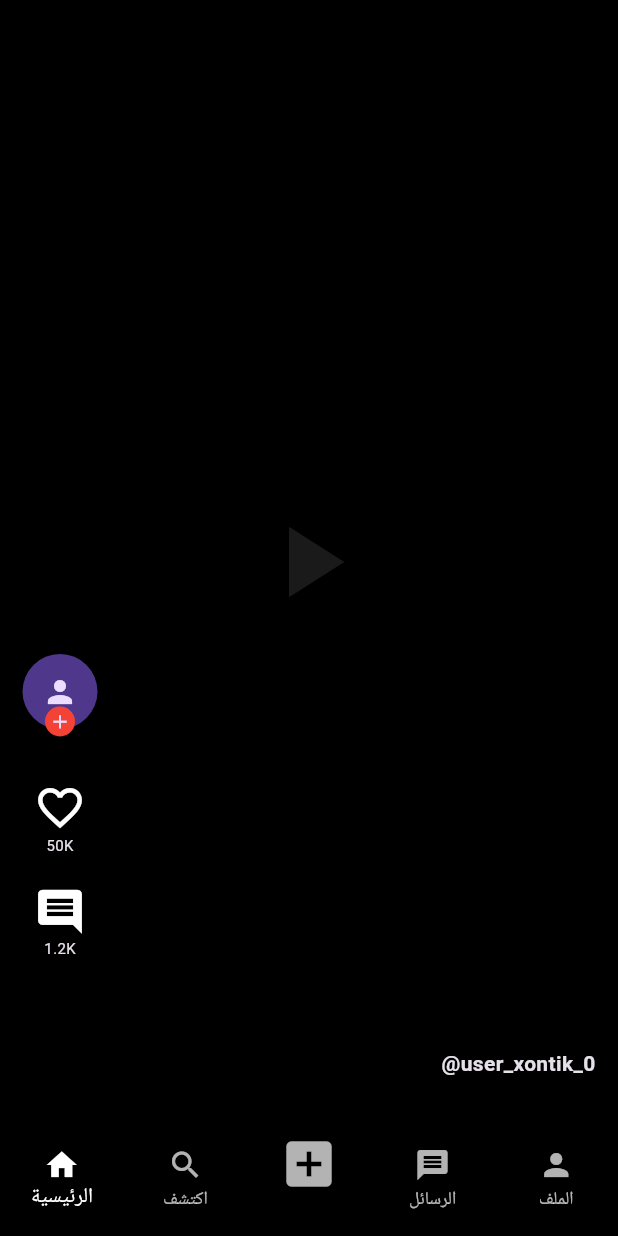
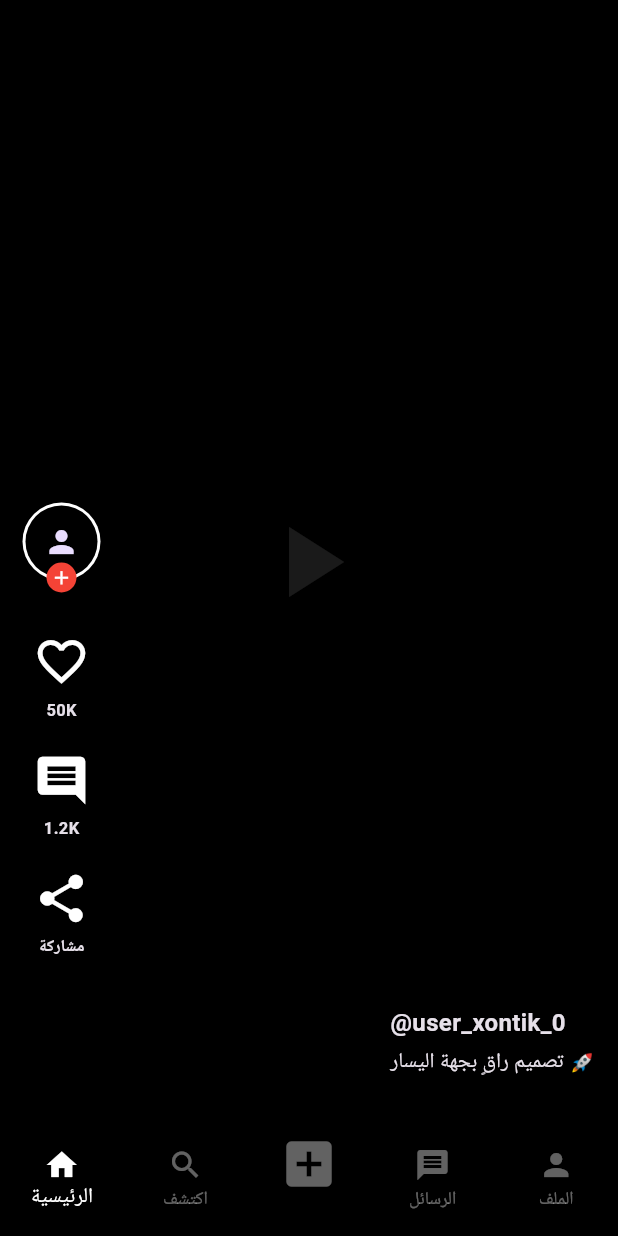
Before and after one commit to express-shopping/Xontik_V2, a Flutter app: the FeedView screen opened directly, on a phone screen of 412 x 824 dp. Run offline on Flutter 3.47's test engine with Material 3 defaults, Android fonts, the phone set to English and light mode, and no system bars.

Commit message:
Fix syntax: Final Left-side UI

```diff
--- a/lib/main.dart
+++ b/lib/main.dart
@@ -23,7 +23,7 @@ class LoginView extends StatelessWidget {
       body: Column(
         children: [
           const Spacer(),
-          const Text("XONTIK", style: TextStyle(fontSize: 45, fontWeight: FontWeight.bold)),
+          const Text("XONTIK", style: TextStyle(fontSize: 45, fontWeight: FontWeight.bold, letterSpacing: 3)),
           const SizedBox(height: 50),
           _authBtn("الهاتف / البريد الإلكتروني"),
           _authBtn("المتابعة باستخدام Google"),
@@ -32,7 +32,7 @@ class LoginView extends StatelessWidget {
             padding: const EdgeInsets.all(20),
             child: TextButton(
               onPressed: () => Navigator.push(context, MaterialPageRoute(builder: (context) => const FeedView())),
-              child: const Text("أنشئ حساباً", style: TextStyle(color: Colors.redAccent, fontWeight: FontWeight.bold)),
+              child: const Text("أنشئ حساباً (اضغط هنا للدخول)", style: TextStyle(color: Colors.redAccent, fontWeight: FontWeight.bold)),
             ),
           ),
         ],
@@ -42,8 +42,8 @@ class LoginView extends StatelessWidget {
   Widget _authBtn(String t) => Container(
     margin: const EdgeInsets.symmetric(horizontal: 40, vertical: 8),
     padding: const EdgeInsets.all(15),
-    decoration: BoxDecoration(border: Border.all(color: Colors.white24), borderRadius: BorderRadius.circular(5)),
-    child: Center(child: Text(t)),
+    decoration: BoxDecoration(border: Border.all(color: Colors.white24), borderRadius: BorderRadius.circular(8)),
+    child: Center(child: Text(t, style: const TextStyle(fontSize: 14))),
   );
 }
 
@@ -54,11 +54,13 @@ class FeedView extends StatelessWidget {
     return Scaffold(
       body: PageView.builder(
         scrollDirection: Axis.vertical,
+        itemCount: 20,
         itemBuilder: (context, index) => VideoStack(i: index),
       ),
       bottomNavigationBar: BottomNavigationBar(
         backgroundColor: Colors.black,
         selectedItemColor: Colors.white,
+        unselectedItemColor: Colors.white38,
         type: BottomNavigationBarType.fixed,
         items: const [
           BottomNavigationBarItem(icon: Icon(Icons.home), label: 'الرئيسية'),
@@ -87,7 +89,7 @@ class _VideoStackState extends State<VideoStack> {
     return Stack(
       children: [
         Container(color: Colors.black, child: const Center(child: Icon(Icons.play_arrow, size: 80, color: Colors.white10))),
-        // الأزرار الجانبية بجهة اليسار
+        // الأزرار الجانبية بجهة اليسار (تتحرك مع كل فيديو)
         Positioned(
           left: 15,
           bottom: 100,
@@ -97,19 +99,32 @@ class _VideoStackState extends State<VideoStack> {
               const SizedBox(height: 25),
               _action(liked ? Icons.favorite : Icons.favorite_border, "50K", liked ? Colors.red : Colors.white, () => setState(() => liked = !liked)),
               _action(Icons.comment, "1.2K", Colors.white, () {}),
+              _action(Icons.share, "مشاركة", Colors.white, () {}),
             ],
           ),
         ),
-        Positioned(right: 15, bottom: 30, child: Text("@user_xontik_${widget.i}", style: const TextStyle(fontWeight: FontWeight.bold))),
+        // الوصف بجهة اليمين
+        Positioned(
+          right: 15,
+          bottom: 30,
+          child: Column(
+            crossAxisAlignment: CrossAxisAlignment.start,
+            children: [
+              Text("@user_xontik_${widget.i}", style: const TextStyle(fontWeight: FontWeight.bold, fontSize: 16)),
+              const SizedBox(height: 5),
+              const Text("تصميم راقٍ بجهة اليسار 🚀", style: TextStyle(fontSize: 14)),
+            ],
+          ),
+        ),
       ],
     );
   }
   Widget _avatar() => Stack(
     clipBehavior: Clip.none,
     children: [
-      const CircleAvatar(radius: 25, child: Icon(Icons.person)),
-      if (!follow) Positioned(bottom: -5, left: 15, child: GestureDetector(onTap: () => setState(() => follow = true), child: const CircleAvatar(radius: 10, backgroundColor: Colors.red, child: Icon(Icons.add, size: 15)))),
+      const CircleAvatar(radius: 26, backgroundColor: Colors.white, child: CircleAvatar(radius: 24, backgroundColor: Colors.black, child: Icon(Icons.person))),
+      if (!follow) Positioned(bottom: -8, left: 16, child: GestureDetector(onTap: () => setState(() => follow = true), child: const CircleAvatar(radius: 10, backgroundColor: Colors.red, child: Icon(Icons.add, size: 15, color: Colors.white)))),
     ],
   );
-  Widget _action(IconData i, String l, Color c, VoidCallback o) => GestureDetector(onTap: o, child: Padding(padding: const EdgeInsets.symmetric(vertical: 10), child: Column(children: [Icon(i, size: 35, color: c), Text(l, style: const TextStyle(fontSize: 10))])));
+  Widget _action(IconData i, String l, Color c, VoidCallback o) => GestureDetector(onTap: o, child: Padding(padding: const EdgeInsets.symmetric(vertical: 10), child: Column(children: [Icon(i, size: 38, color: c), const SizedBox(height: 5), Text(l, style: const TextStyle(fontSize: 11, fontWeight: FontWeight.bold))])));
 }
```
